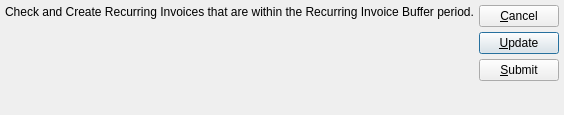
The window that xtuple/trunk/guiclient/createRecurringInvoices.ui (WooodHead/xtuple) describes before a commit, drawn with Qt 5.
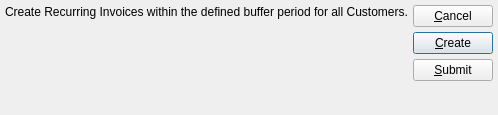
The same window after the commit.

Commit message: Changed wording per #8035

Diff of the .ui file:
```diff
--- a/xtuple/trunk/guiclient/createRecurringInvoices.ui
+++ b/xtuple/trunk/guiclient/createRecurringInvoices.ui
@@ -22,7 +22,7 @@
    <item>
     <widget class="QLabel" name="label" >
      <property name="text" >
-      <string>Check and Create Recurring Invoices that are within the Recurring Invoice Buffer period.</string>
+      <string>Create Recurring Invoices within the defined buffer period for all Customers.</string>
      </property>
      <property name="alignment" >
       <set>Qt::AlignLeading|Qt::AlignLeft|Qt::AlignTop</set>
@@ -91,7 +91,7 @@
          <item>
           <widget class="QPushButton" name="_update" >
            <property name="text" >
-            <string>&amp;Update</string>
+            <string>&amp;Create</string>
            </property>
            <property name="default" >
             <bool>true</bool>
```
The commit also changes 1 other file.
